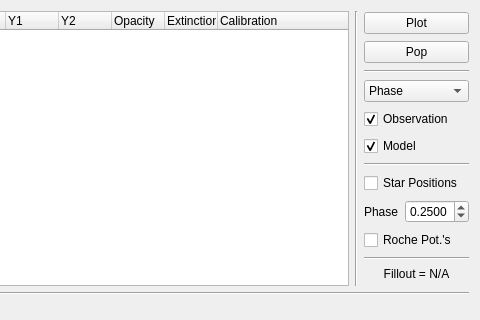
This is resources/syntheticcurvewidget.ui in Varnani/PyWD2015 as Qt 5 draws it before an edit; both pictures show x 430 to 910 and y 0 to 320 of the 910 by 700 pixel window. The edited form follows.
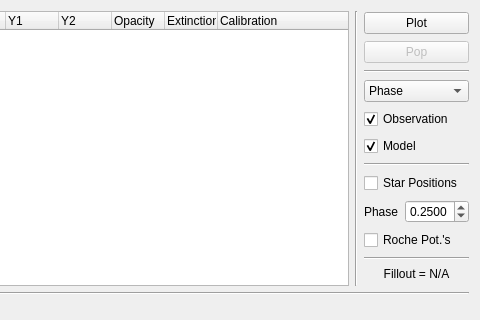
This is the edited form.

Diff of the .ui file:
```diff
--- a/resources/syntheticcurvewidget.ui
+++ b/resources/syntheticcurvewidget.ui
@@ -102,6 +102,9 @@
        </item>
        <item row="1" column="0" colspan="2">
         <widget class="QPushButton" name="pop_btn">
+         <property name="enabled">
+          <bool>false</bool>
+         </property>
          <property name="toolTip">
           <string>Pop plot window</string>
          </property>
```
